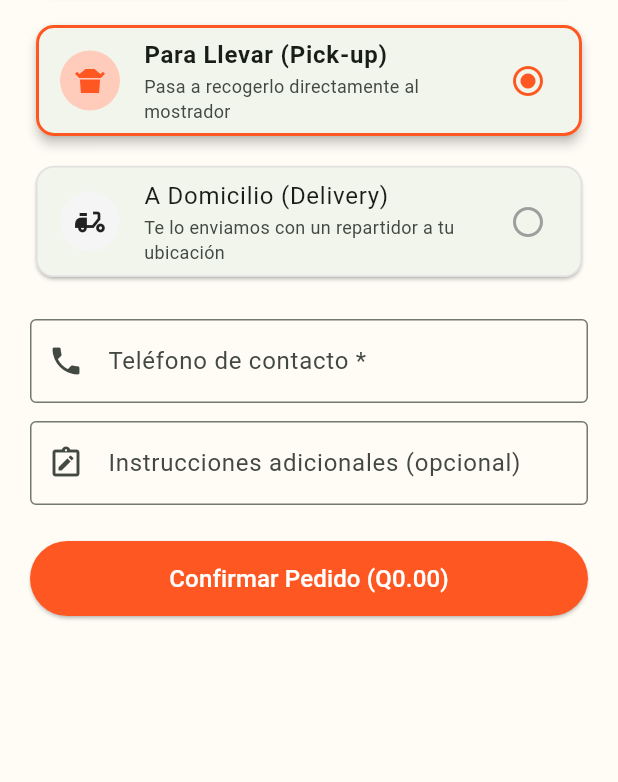
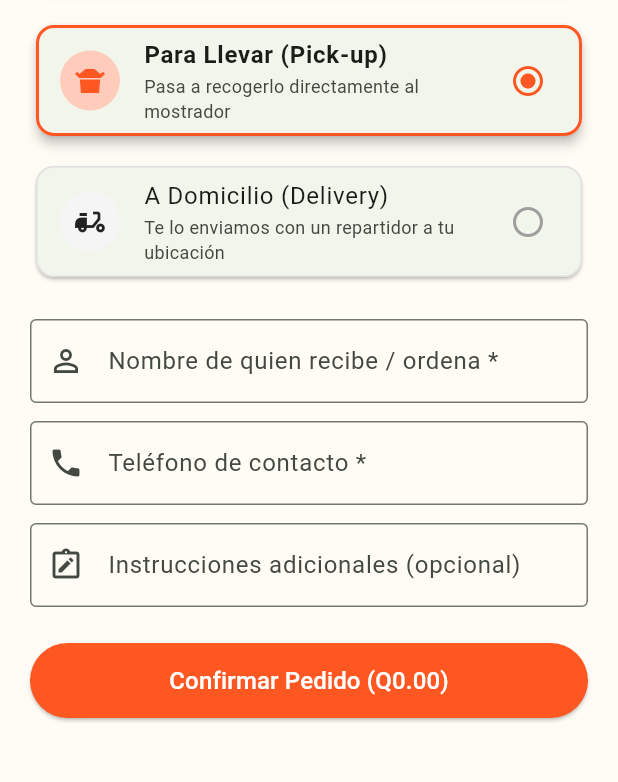
Before and after one commit to LDavidCastro/kotemal_app, a Flutter app: the CheckoutTypeScreen screen opened directly, after a tap on "Para Llevar (Pick-up)", on a phone screen of 412 x 824 dp, the part 299-1081 px from its top. Run offline on Flutter 3.47's test engine with Material 3 defaults, Android fonts, the phone set to English and light mode, and no system bars; our stand-ins replace flutter_map, flutter_riverpod, geolocator, image_picker, latlong2, package_info_plus and 3 more; missing offline and left inert: ota_update; accounts and stored records are empty; statements that could not run were skipped.

Commit message:
feat: captura obligatorio del nombre del cliente y visualiacion en cocina y reparto

```diff
--- a/lib/features/cart/presentation/checkout_type_screen.dart
+++ b/lib/features/cart/presentation/checkout_type_screen.dart
@@ -19,6 +19,7 @@ class CheckoutTypeScreen extends ConsumerStatefulWidget {
 class _CheckoutTypeScreenState extends ConsumerState<CheckoutTypeScreen> {
   // Opciones: 'local', 'para_llevar', 'domicilio'
   String _selectedDeliveryType = 'local';
+  final _nameController = TextEditingController();
   final _tableController = TextEditingController();
   final _phoneController = TextEditingController();
   final _notesController = TextEditingController();
@@ -27,28 +28,36 @@ class _CheckoutTypeScreenState extends ConsumerState<CheckoutTypeScreen> {
   @override
   void initState() {
     super.initState();
-    _loadUserPhone();
+    _loadUserProfile();
   }
 
   @override
   void dispose() {
+    _nameController.dispose();
     _tableController.dispose();
     _phoneController.dispose();
     _notesController.dispose();
     super.dispose();
   }
 
-  Future<void> _loadUserPhone() async {
+  Future<void> _loadUserProfile() async {
     final user = Supabase.instance.client.auth.currentUser;
     if (user != null) {
       final profile = await Supabase.instance.client
           .from('profiles')
-          .select('phone')
+          .select('full_name, phone')
           .eq('id', user.id)
           .maybeSingle();
 
-      if (mounted && profile != null && profile['phone'] != null) {
-        _phoneController.text = profile['phone'] as String;
+      if (mounted && profile != null) {
+        final fullName = (profile['full_name'] ?? '').toString().trim();
+        final phone = (profile['phone'] ?? '').toString().trim();
+        if (fullName.isNotEmpty && _nameController.text.trim().isEmpty) {
+          _nameController.text = fullName;
+        }
+        if (phone.isNotEmpty && _phoneController.text.trim().isEmpty) {
+          _phoneController.text = phone;
+        }
       }
     }
   }
@@ -62,6 +71,15 @@ class _CheckoutTypeScreenState extends ConsumerState<CheckoutTypeScreen> {
     if (_selectedDeliveryType == 'local' && _tableController.text.trim().isEmpty) {
       ScaffoldMessenger.of(context).showSnackBar(
         const SnackBar(content: Text('Por favor indica tu número o nombre de mesa.')),
+      );
+      return;
+    }
+
+    if (_nameController.text.trim().isEmpty) {
+      ScaffoldMessenger.of(context).showSnackBar(
+        const SnackBar(
+          content: Text('Ingresa el nombre de quien recibe u ordena el pedido.'),
+        ),
       );
       return;
     }
@@ -83,6 +101,7 @@ class _CheckoutTypeScreenState extends ConsumerState<CheckoutTypeScreen> {
       // Inserción sin necesidad de GPS
       final orderResponse = await supabase.from('orders').insert({
         'customer_id': currentUser?.id,
+        'customer_name': _nameController.text.trim(),
         'total': total,
         'status': 'pendiente',
         'delivery_type': _selectedDeliveryType,
@@ -179,6 +198,18 @@ class _CheckoutTypeScreenState extends ConsumerState<CheckoutTypeScreen> {
             const SizedBox(height: 24),
 
             // Formulario según la opción seleccionada
+            TextField(
+              controller: _nameController,
+              textCapitalization: TextCapitalization.words,
+              decoration: const InputDecoration(
+                labelText: 'Nombre de quien recibe / ordena *',
+                hintText: 'Ej. Juan Pérez',
+                prefixIcon: Icon(Icons.person_outline),
+                border: OutlineInputBorder(),
+              ),
+            ),
+            const SizedBox(height: 12),
+
             if (_selectedDeliveryType == 'local') ...[
               TextField(
                 controller: _tableController,
@@ -243,7 +274,11 @@ class _CheckoutTypeScreenState extends ConsumerState<CheckoutTypeScreen> {
                   onPressed: () {
                     Navigator.push(
                       context,
-                      MaterialPageRoute(builder: (_) => const DeliveryScreen()),
+                      MaterialPageRoute(
+                        builder: (_) => DeliveryScreen(
+                          initialName: _nameController.text.trim(),
+                        ),
+                      ),
                     );
                   },
                   icon: const Icon(Icons.map_outlined),
--- a/lib/features/delivery/presentation/driver_orders_screen.dart
+++ b/lib/features/delivery/presentation/driver_orders_screen.dart
@@ -477,6 +477,9 @@ class _DriverOrdersScreenState extends State<DriverOrdersScreen> {
         final orderId = ord['id'] as int;
         final status = ord['status'] as String;
         final phone = ord['customer_phone'] ?? 'Sin número';
+        final rawCustomerName = (ord['customer_name'] ?? '').toString().trim();
+        final customerName =
+            rawCustomerName.isEmpty ? 'Sin nombre' : rawCustomerName;
         final notes = ord['delivery_notes'] ?? 'Sin referencias';
         final total = ord['total']?.toString() ?? '0.0';
         final lat = ord['delivery_latitude'] as double?;
@@ -521,6 +524,8 @@ class _DriverOrdersScreenState extends State<DriverOrdersScreen> {
                   ],
                 ),
                 const SizedBox(height: 6),
+                Text('Cliente: $customerName',
+                    style: const TextStyle(fontWeight: FontWeight.w600)),
                 Text('Teléfono: $phone'),
                 Text('Referencia: $notes'),
                 Text('Total: Q$total',
--- a/pubspec.yaml
+++ b/pubspec.yaml
@@ -1,7 +1,7 @@
 name: kotemal_app
 description: "K'OTEMAL: aplicación de entrega de comida."
 publish_to: 'none'
-version: 1.0.0+3
+version: 1.0.0+4
 
 environment:
   sdk: ^3.12.2
```
Also changed, not shown: lib/features/admin/presentation/orders_dashboard_screen.dart (+40 -5 lines), lib/features/delivery/presentation/delivery_screen.dart (+43 -7 lines).
